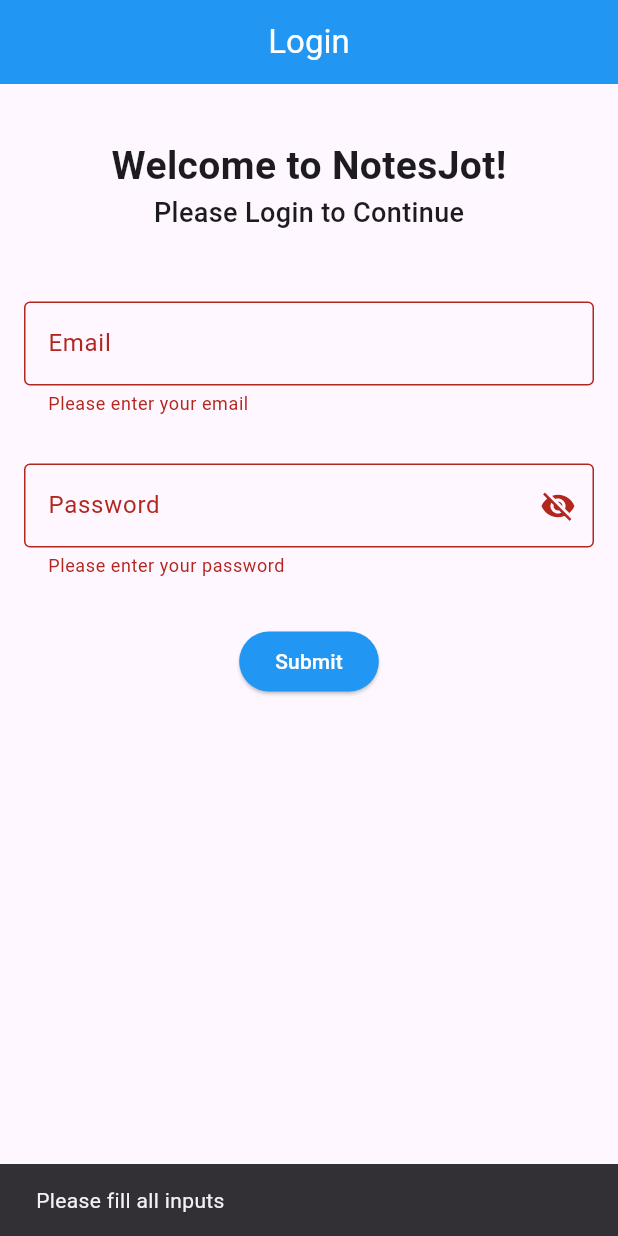
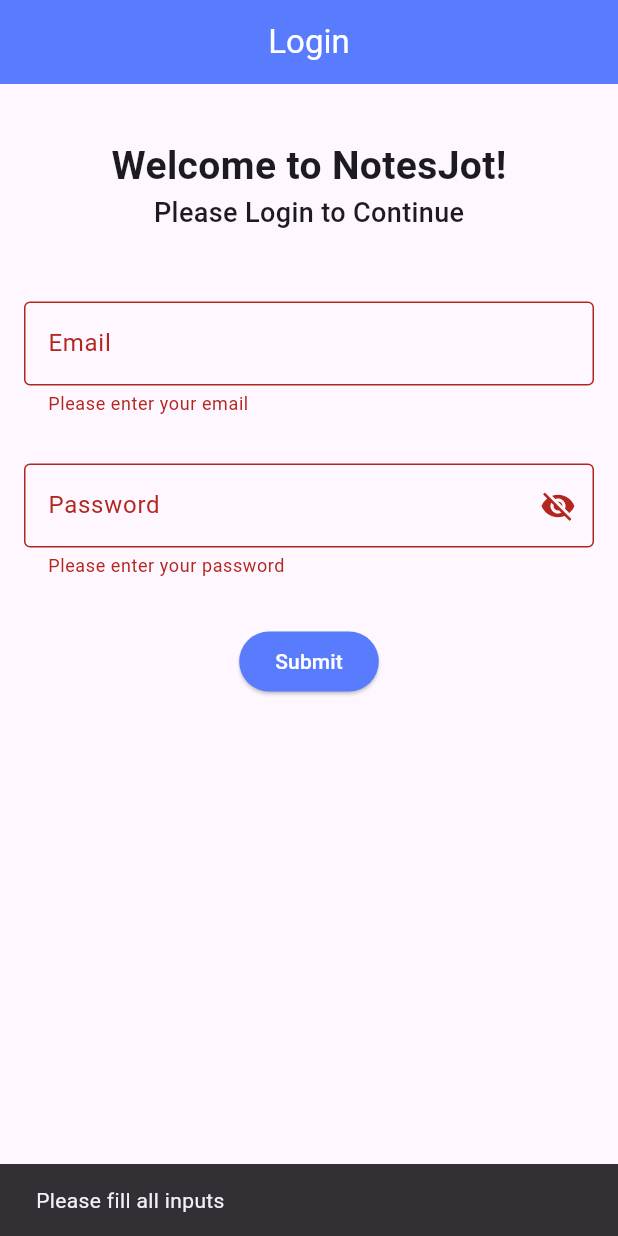
Before and after one commit to abdulbasit1993/NotesJot-App, a Flutter app: the screen it shows after launch, after a tap on "Submit", on a phone screen of 412 x 824 dp. Run offline on Flutter 3.47's test engine with Material 3 defaults, Android fonts, the phone set to English and light mode, and no system bars; our stand-ins replace flutter_secure_storage; network calls fail.

Commit message:
completed implementation of login and navigate to home when user logged in

```diff
--- a/lib/main.dart
+++ b/lib/main.dart
@@ -1,7 +1,6 @@
 import 'package:flutter/material.dart';
 import 'package:notesjot_app/src/routes/route_generator.dart';
 import 'package:notesjot_app/src/constants/route_names.dart';
-import 'package:notesjot_app/src/services/storage_service.dart';
 
 void main() {
   runApp(const MyApp());
@@ -17,9 +16,9 @@ class MyApp extends StatelessWidget {
         theme: ThemeData(
             primarySwatch: Colors.blue,
             primaryColor: Colors.blue,
-            appBarTheme: AppBarTheme(color: Colors.blue)),
+            appBarTheme: AppBarTheme(color: Color(0xff597cff))),
         title: 'NotesJot',
         onGenerateRoute: AppRouter.generateRoute,
-        initialRoute: loginRoute);
+        initialRoute: splashRoute);
   }
 }
--- a/lib/src/constants/route_names.dart
+++ b/lib/src/constants/route_names.dart
@@ -1,2 +1,3 @@
+const String splashRoute = 'splash';
 const String loginRoute = 'login';
 const String homeRoute = 'home';
--- a/lib/src/routes/route_generator.dart
+++ b/lib/src/routes/route_generator.dart
@@ -2,10 +2,13 @@ import 'package:flutter/material.dart';
 import 'package:notesjot_app/src/constants/route_names.dart';
 import 'package:notesjot_app/src/screens/home_screen.dart';
 import 'package:notesjot_app/src/screens/login_screen.dart';
+import 'package:notesjot_app/src/screens/splash_screen.dart';
 
 class AppRouter {
   static Route<dynamic> generateRoute(RouteSettings settings) {
     switch (settings.name) {
+      case splashRoute:
+        return MaterialPageRoute(builder: (_) => const SplashScreen());
       case loginRoute:
         return MaterialPageRoute(builder: (_) => const LoginScreen());
       case homeRoute:
--- a/lib/src/screens/login_screen.dart
+++ b/lib/src/screens/login_screen.dart
@@ -150,7 +150,8 @@ class _LoginScreenState extends State<LoginScreen> {
                       onSubmitPress();
                     },
                     style: ButtonStyle(
-                        backgroundColor: WidgetStateProperty.all(Colors.blue)),
+                        backgroundColor:
+                            WidgetStateProperty.all(Color(0xff597cff))),
                     child: const Text(
                       'Submit',
                       style: TextStyle(color: Colors.white),
--- /dev/null
+++ b/lib/src/screens/splash_screen.dart
@@ -0,0 +1,38 @@
+import 'package:flutter/material.dart';
+import 'package:notesjot_app/src/constants/route_names.dart';
+import 'package:notesjot_app/src/services/storage_service.dart';
+
+class SplashScreen extends StatefulWidget {
+  const SplashScreen({super.key});
+
+  @override
+  State<SplashScreen> createState() => _SplashScreenState();
+}
+
+class _SplashScreenState extends State<SplashScreen> {
+  void initState() {
+    isAuthenticated();
+  }
+
+  void isAuthenticated() async {
+    var tokenValue = await StorageService().getFromLocal('token');
+
+    if (tokenValue.isEmpty) {
+      Future.delayed(Duration(seconds: 5), () {
+        Navigator.of(context).pushReplacementNamed(loginRoute);
+      });
+    } else {
+      Future.delayed(Duration(seconds: 5), () {
+        Navigator.of(context).pushReplacementNamed(homeRoute);
+      });
+    }
+  }
+
+  @override
+  Widget build(BuildContext context) {
+    return Scaffold(
+        backgroundColor: const Color(0xff597cff),
+        body:
+            Center(child: Image.asset('lib/assets/images/NotesJot-Logo.png')));
+  }
+}
```
Also changed, not shown: lib/src/screens/home_screen.dart (+29 -1 lines), lib/src/services/api_service.dart (+22 -6 lines), pubspec.yaml (+5 -4 lines), lib/assets/images/NotesJot-Logo.png (added).
